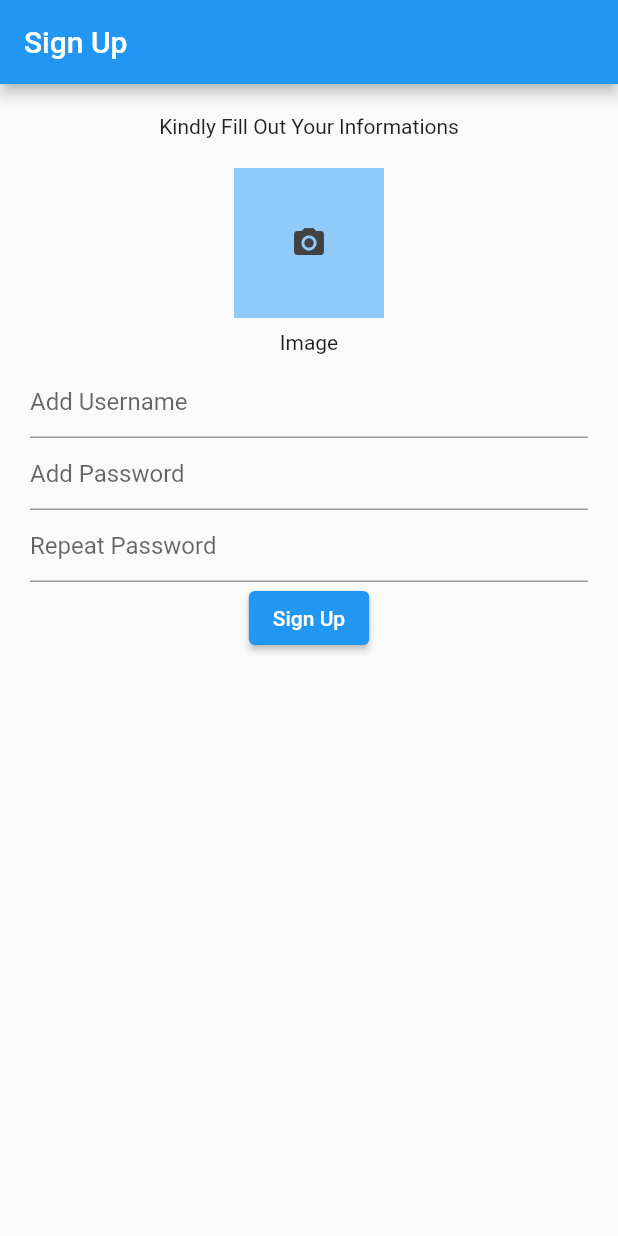
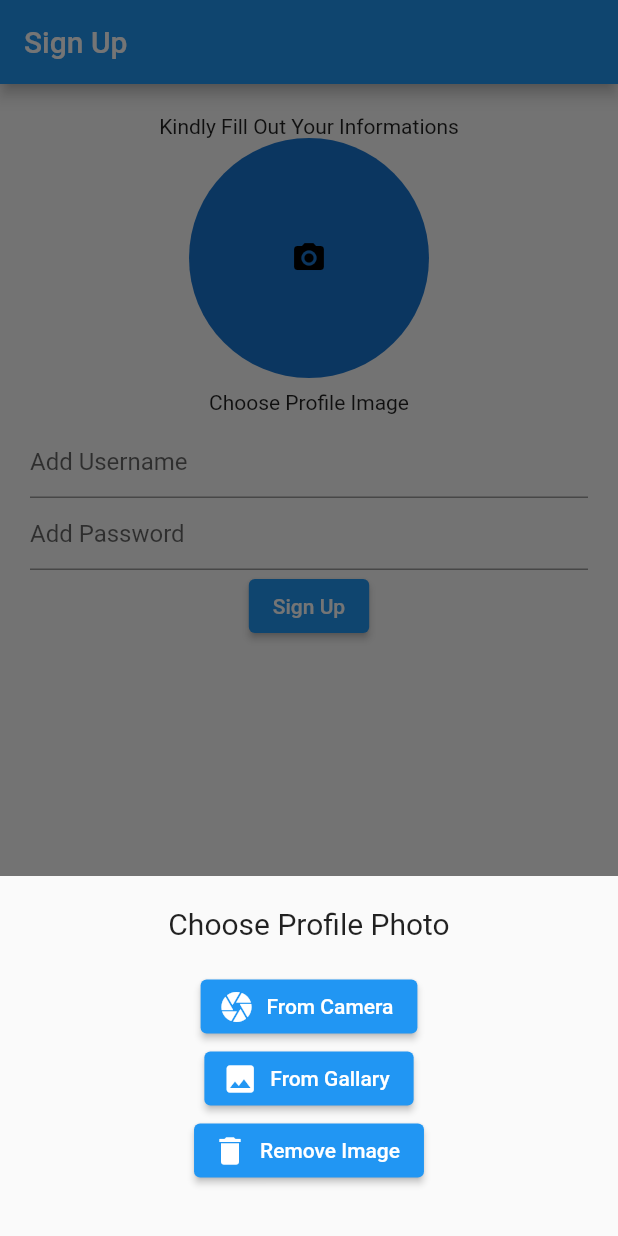
Before and after one commit to AbdulazizAlkhars/bank_app, a Flutter app: the SignUp screen opened by its route, after a tap on the "camera alt" icon, on a phone screen of 412 x 824 dp. Run offline on Flutter 3.47's test engine with Material 2 defaults, Android fonts, the phone set to English and light mode, and no system bars; our stand-ins replace dio, go_router, image_picker; missing offline and left inert: jwt_decode; accounts and stored records are empty.

Commit message:
Signin & Signup Done

```diff
--- /dev/null
+++ b/lib/models/user.dart
@@ -0,0 +1,13 @@
+import 'package:json_annotation/json_annotation.dart';
+part 'user.g.dart';
+
+@JsonSerializable()
+class User {
+  int? id;
+  String username;
+  String? password;
+  var image;
+  User({this.id, required this.username, this.password, this.image});
+  factory User.fromJson(Map<String, dynamic> json) => _$UserFromJson(json);
+  Map<String, dynamic> toJson() => _$UserToJson(this);
+}
--- /dev/null
+++ b/lib/services/clients.dart
@@ -0,0 +1,6 @@
+import 'package:dio/dio.dart';
+
+class Client {
+  static final Dio dio =
+      Dio(BaseOptions(baseUrl: "https://coded-bank-api.herokuapp.com"));
+}
--- a/lib/widget/signup_form.dart
+++ b/lib/widget/signup_form.dart
@@ -4,6 +4,10 @@ import 'package:bank_app/main.dart';
 import 'package:flutter/material.dart';
 import 'package:go_router/go_router.dart';
 import 'package:image_picker/image_picker.dart';
+import 'package:provider/provider.dart';
+
+import '../models/user.dart';
+import '../providers/authprovider.dart';
 
 class SignUpForm extends StatefulWidget {
   @override
@@ -14,10 +18,11 @@ class SignUpForm extends StatefulWidget {
 
 class SignUpFormState extends State<SignUpForm> {
   final _formKey = GlobalKey<FormState>();
-  String title = "";
-  String description = "";
-  double price = 0;
+  String username = "";
+  String password = "";
+  String repassword = "";
   var _image;
+
   final _picker = ImagePicker();
   @override
   Widget build(BuildContext context) {
@@ -30,39 +35,74 @@ class SignUpFormState extends State<SignUpForm> {
             children: [
               GestureDetector(
                 onTap: () async {
-                  print("Hello");
-                  final XFile? image =
-                      await _picker.pickImage(source: ImageSource.gallery);
-                  setState(() {
-                    _image = File(image!.path);
-                  });
+                  showModalBottomSheet(
+                      context: context,
+                      builder: ((builder) => Container(
+                          height: 200,
+                          width: MediaQuery.of(context).size.width,
+                          margin: EdgeInsets.symmetric(
+                              horizontal: 20, vertical: 20),
+                          child: Column(
+                            children: <Widget>[
+                              Text(
+                                "Choose Profile Photo",
+                                style: TextStyle(fontSize: 20),
+                              ),
+                              SizedBox(height: 20),
+                              ElevatedButton.icon(
+                                icon: Icon(Icons.camera),
+                                onPressed: () async {
+                                  final XFile? image = await _picker.pickImage(
+                                      source: ImageSource.camera);
+                                  setState(() {
+                                    _image = File(image!.path);
+                                  });
+                                },
+                                label: Text("From Camera"),
+                              ),
+                              ElevatedButton.icon(
+                                icon: Icon(Icons.image),
+                                onPressed: () async {
+                                  final XFile? image = await _picker.pickImage(
+                                      source: ImageSource.gallery);
+                                  setState(() {
+                                    _image = File(image!.path);
+                                  });
+                                },
+                                label: Text("From Gallary"),
+                              ),
+                              ElevatedButton.icon(
+                                icon: Icon(Icons.delete),
+                                onPressed: () {
+                                  setState(() {
+                                    _image = null;
+                                  });
+                                },
+                                label: Text("Remove Image"),
+                              )
+                            ],
+                          ))));
                 },
-                child: Container(
-                  width: 100,
-                  height: 100,
-                  margin: const EdgeInsets.only(top: 20),
-                  decoration: BoxDecoration(color: Colors.blue[200]),
+                child: CircleAvatar(
+                  radius: 80,
                   child: _image != null
-                      ? Image.file(
-                          _image,
-                          width: 200.0,
-                          height: 200.0,
-                          fit: BoxFit.fitHeight,
+                      ? ClipOval(
+                          child: Image.file(
+                            _image,
+                            fit: BoxFit.cover,
+                            width: 160,
+                            height: 160,
+                          ),
                         )
-                      : Container(
-                          decoration: BoxDecoration(color: Colors.blue[200]),
-                          width: 200,
-                          height: 200,
-                          child: Icon(
-                            Icons.camera_alt,
-                            color: Colors.grey[800],
-                          ),
+                      : Icon(
+                          Icons.camera_alt,
+                          color: Color.fromARGB(255, 0, 0, 0),
                         ),
                 ),
               ),
               Padding(
                 padding: EdgeInsets.all(8.0),
-                child: Text("Image"),
+                child: Text("Choose Profile Image"),
               )
             ],
           ),
@@ -72,13 +112,13 @@ class SignUpFormState extends State<SignUpForm> {
             ),
             validator: (value) {
               if (value!.isEmpty) {
-                return "please fill out this field";
+                return "Please enter username";
               } else {
                 return null;
               }
             },
             onSaved: (value) {
-              title = value!;
+              username = value!;
             },
           ),
           TextFormField(
@@ -88,36 +128,25 @@ class SignUpFormState extends State<SignUpForm> {
             maxLines: null,
             validator: (value) {
               if (value!.isEmpty) {
-                return "please fill out this field";
+                return "Please enter a password";
               } else {
                 return null;
               }
             },
             onSaved: (value) {
-              description = value!;
-            },
-          ),
-          TextFormField(
-            decoration: const InputDecoration(
-              hintText: 'Repeat Password',
-            ),
-            validator: (value) {
-              if (value == null) {
-                return "please enter a price";
-              } else if (double.tryParse(value) == null) {
-                return "please enter a number";
-              }
-              return null;
-            },
-            onSaved: (value) {
-              price = double.parse(value!);
+              password = value!;
             },
           ),
           Center(
             child: ElevatedButton(
               onPressed: () {
                 if (_formKey.currentState!.validate()) {
+                  ScaffoldMessenger.of(context)
+                      .showSnackBar(SnackBar(content: Text('Processing Data')));
                   _formKey.currentState!.save();
+                  context.read<UserProvider>().signup(User(
+                      username: username, password: password, image: _image));
+                  context.pop();
                 }
               },
               child: const Text("Sign Up"),
@@ -126,5 +155,6 @@ class SignUpFormState extends State<SignUpForm> {
         ],
       ),
     );
+    // ignore: dead_code
   }
 }
--- a/pubspec.yaml
+++ b/pubspec.yaml
@@ -36,6 +36,10 @@ dependencies:
   go_router: ^4.1.0
   image_picker: ^0.8.5+3
   provider: ^6.0.3
+  build_runner: ^2.1.11
+  build: ^2.3.0
+  dio: ^4.0.6
+  jwt_decode: ^0.3.1
 
 dev_dependencies:
   flutter_test:
```
Also changed, not shown: lib/pages/homepage.dart (+11 -8 lines), lib/providers/authprovider.dart (+30 -2 lines), lib/services/authservices.dart (added, +32 -0 lines), lib/models/user.g.dart (added), pubspec.lock.
